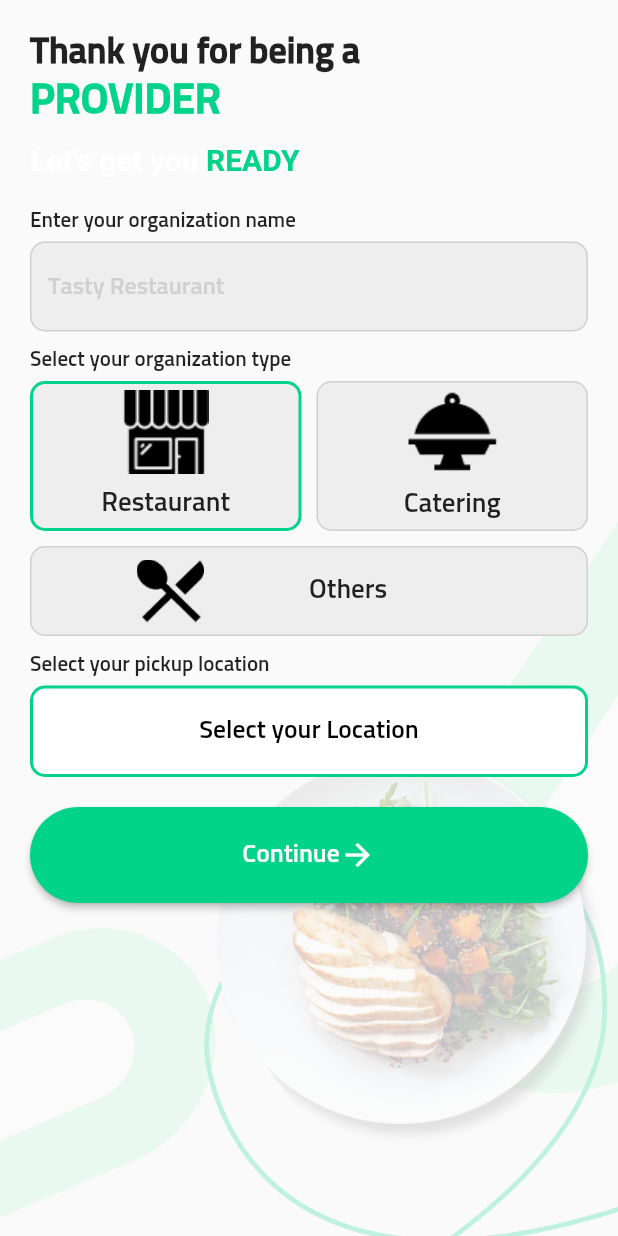
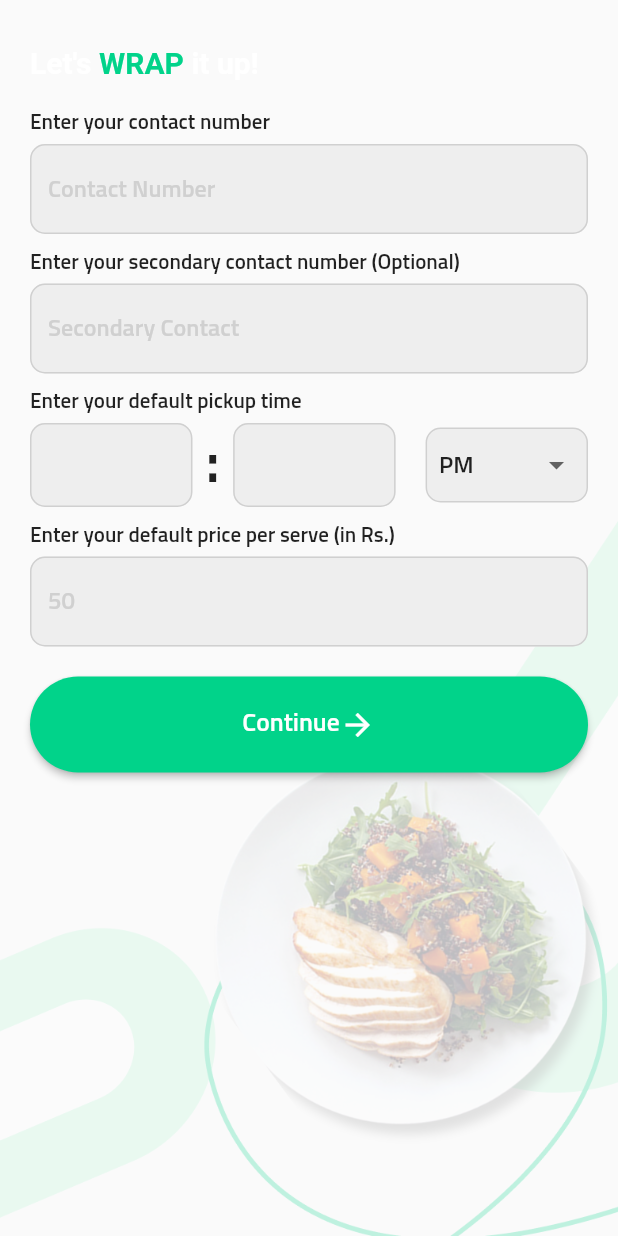
Before and after one commit to AthulJohn/lff_foodapp, a Flutter app: the screen it shows after launch, on a phone screen of 412 x 824 dp. Run offline on Flutter 3.47's test engine with Material 2 defaults, Android fonts, the phone set to English and light mode, and no system bars; our stand-ins replace get, intl_phone_field, otp_text_field.

Commit message:
added additional details page UI

```diff
--- a/lib/main.dart
+++ b/lib/main.dart
@@ -3,6 +3,7 @@ import 'package:get/get.dart';
 import 'package:lff_foodapp/view/screens/sign_in_page.dart';
 
 import 'view/screens/otp_verify_page.dart';
+import 'view/screens/provider_addn_details_page.dart';
 import 'view/screens/provider_details_page.dart';
 import 'view/screens/role_select_page.dart';
 
@@ -22,7 +23,7 @@ class MyApp extends StatelessWidget {
         primarySwatch: Colors.blue,
         fontFamily: 'Sunflower',
       ),
-      home: const ProviderDetailsPage(),
+      home: const ProviderAddnDetailsPage(),
     );
   }
 }
--- /dev/null
+++ b/lib/view/components/app_dropdown.dart
@@ -0,0 +1,34 @@
+import 'package:flutter/material.dart';
+import 'package:lff_foodapp/constants/appColors.dart';
+
+class AppDropDown extends StatelessWidget {
+  const AppDropDown(
+      {super.key, required this.items, required this.value, this.onChanged});
+  final List<String> items;
+  final String value;
+  final void Function(String?)? onChanged;
+
+  @override
+  Widget build(BuildContext context) {
+    return Container(
+      decoration: BoxDecoration(
+          borderRadius: BorderRadius.circular(10),
+          color: AppColors.secondaryColor,
+          border: Border.all(color: AppColors.borderColor, width: 1)),
+      padding: const EdgeInsets.symmetric(horizontal: 8),
+      child: DropdownButton<String>(
+        onChanged: onChanged,
+        value: value,
+        isExpanded: true,
+        underline: Container(),
+        items: [
+          for (String item in items)
+            DropdownMenuItem(
+              value: item,
+              child: Text(item),
+            ),
+        ],
+      ),
+    );
+  }
+}
--- /dev/null
+++ b/lib/view/components/time_field.dart
@@ -0,0 +1,35 @@
+import 'package:flutter/material.dart';
+import 'package:lff_foodapp/view/components/app_dropdown.dart';
+import 'package:lff_foodapp/view/components/app_text_field.dart';
+
+class TimeField extends StatelessWidget {
+  const TimeField({super.key});
+
+  @override
+  Widget build(BuildContext context) {
+    return Row(
+      children: [
+        const Expanded(
+          child: AppTextField(),
+        ),
+        const Text(
+          ' : ',
+          style: TextStyle(fontSize: 40),
+        ),
+        const Expanded(
+          child: AppTextField(),
+        ),
+        const SizedBox(
+          width: 20,
+        ),
+        Expanded(
+          child: AppDropDown(
+            items: const ["AM", "PM"],
+            value: "PM",
+            onChanged: (val) {},
+          ),
+        ),
+      ],
+    );
+  }
+}
--- /dev/null
+++ b/lib/view/screens/provider_addn_details_page.dart
@@ -0,0 +1,122 @@
+import 'package:flutter/material.dart';
+import 'package:lff_foodapp/view/components/phone_field.dart';
+import 'package:lff_foodapp/view/components/proceed_button.dart';
+import 'package:lff_foodapp/view/components/role_card.dart';
+import 'package:lff_foodapp/view/components/time_field.dart';
+import 'package:lff_foodapp/view/components/type_card.dart';
+
+import '../../constants/appColors.dart';
+import '../components/app_text_field.dart';
+
+class ProviderAddnDetailsPage extends StatelessWidget {
+  const ProviderAddnDetailsPage({super.key});
+
+  @override
+  Widget build(BuildContext context) {
+    return Scaffold(
+        body: Container(
+      decoration: const BoxDecoration(
+          image: DecorationImage(
+              image: AssetImage("assets/images/Graphics.png"),
+              opacity: 0.24,
+              fit: BoxFit.cover)),
+      child: Padding(
+        padding: const EdgeInsets.all(20),
+        child: ListView(
+          children: [
+            SizedBox(
+              height: 10,
+            ),
+            RichText(
+                text: const TextSpan(
+              children: [
+                TextSpan(text: "Let's "),
+                TextSpan(
+                  text: "WRAP",
+                  style: TextStyle(
+                      fontWeight: FontWeight.bold,
+                      color: AppColors.primaryColor),
+                ),
+                TextSpan(text: " it up!"),
+              ],
+              style: TextStyle(fontSize: 20, fontWeight: FontWeight.bold),
+            )),
+            SizedBox(
+              height: 20,
+            ),
+            Column(
+              crossAxisAlignment: CrossAxisAlignment.stretch,
+              mainAxisAlignment: MainAxisAlignment.spaceEvenly,
+              children: [
+                const Text("Enter your contact number"),
+                SizedBox(
+                  height: 5,
+                ),
+                AppTextField(
+                  onChanged: (val) {},
+                  hintText: "Contact Number",
+                ),
+              ],
+            ),
+            SizedBox(
+              height: 10,
+            ),
+            Column(
+              crossAxisAlignment: CrossAxisAlignment.stretch,
+              mainAxisAlignment: MainAxisAlignment.spaceEvenly,
+              children: [
+                const Text("Enter your secondary contact number (Optional)"),
+                SizedBox(
+                  height: 5,
+                ),
+                AppTextField(
+                  onChanged: (val) {},
+                  hintText: "Secondary Contact",
+                ),
+              ],
+            ),
+            SizedBox(
+              height: 10,
+            ),
+            Column(
+              crossAxisAlignment: CrossAxisAlignment.stretch,
+              mainAxisAlignment: MainAxisAlignment.spaceEvenly,
+              children: [
+                const Text("Enter your default pickup time"),
+                SizedBox(
+                  height: 5,
+                ),
+                TimeField()
+              ],
+            ),
+            SizedBox(
+              height: 10,
+            ),
+            Column(
+              crossAxisAlignment: CrossAxisAlignment.stretch,
+              mainAxisAlignment: MainAxisAlignment.spaceEvenly,
+              children: [
+                const Text("Enter your default price per serve (in Rs.)"),
+                SizedBox(
+                  height: 5,
+                ),
+                AppTextField(
+                  onChanged: (val) {},
+                  hintText: "50",
+                ),
+              ],
+            ),
+            SizedBox(
+              height: 20,
+            ),
+            ContinueButton(
+              onPressed: () {},
+              text: "Continue",
+              icon: Icons.arrow_forward,
+            )
+          ],
+        ),
+      ),
+    ));
+  }
+}
--- a/lib/view/screens/provider_details_page.dart
+++ b/lib/view/screens/provider_details_page.dart
@@ -62,10 +62,6 @@ class ProviderDetailsPage extends StatelessWidget {
               crossAxisAlignment: CrossAxisAlignment.stretch,
               mainAxisAlignment: MainAxisAlignment.spaceEvenly,
               children: [
-                Column(
-                  crossAxisAlignment: CrossAxisAlignment.stretch,
-                  mainAxisAlignment: MainAxisAlignment.spaceEvenly,
-                  children: [
                 const Text("Enter your organization name"),
                 SizedBox(
                   height: 5,
@@ -73,8 +69,6 @@ class ProviderDetailsPage extends StatelessWidget {
                 AppTextField(
                   onChanged: (val) {},
                   hintText: "Tasty Restaurant",
-                    ),
-                  ],
                 ),
               ],
             ),
```
Lines whose indentation alone changed are shown as unchanged.
